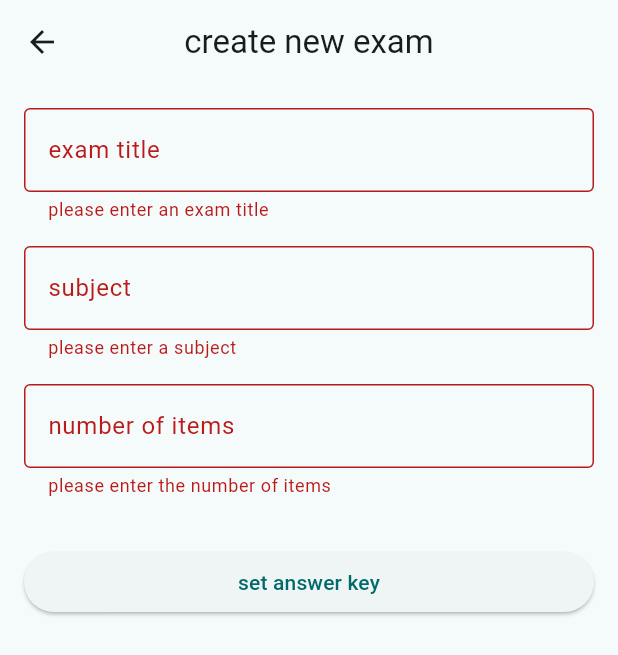
After one commit to fprembulat/batanghenyo, a Flutter app: the CreateExamScreen screen opened directly, after a tap on "set answer key", on a phone screen of 412 x 824 dp. The commit adds this screen. Shown: the top 655 px of the screen. Run offline on Flutter 3.47's test engine with Material 3 defaults, Android fonts, the light colour scheme and no system bars; our stand-ins replace cloud_firestore, firebase_core, flutter_dotenv; accounts and stored records are empty.

Commit message:
feat(exam): build create exam flow with revised max item limits

```diff
--- /dev/null
+++ b/lib/screens/create_exam_screen.dart
@@ -0,0 +1,161 @@
+import 'package:flutter/material.dart';
+import 'set_answer_key_screen.dart';
+
+class CreateExamScreen extends StatefulWidget {
+  const CreateExamScreen({super.key});
+
+  @override
+  State<CreateExamScreen> createState() {
+    return _CreateExamScreenState();
+  }
+}
+
+class _CreateExamScreenState extends State<CreateExamScreen> {
+  final GlobalKey<FormState> _formKey = GlobalKey<FormState>();
+  final TextEditingController _titleController = TextEditingController();
+  final TextEditingController _subjectController = TextEditingController();
+  final TextEditingController _itemsController = TextEditingController();
+
+  @override
+  void dispose() {
+    _titleController.dispose();
+    _subjectController.dispose();
+    _itemsController.dispose();
+    super.dispose();
+  }
+
+  void _proceedToAnswerKey() {
+    final FormState? currentState = _formKey.currentState;
+
+    if (currentState != null) {
+      final bool isValid = currentState.validate();
+
+      if (isValid == true) {
+        final String examTitle = _titleController.text;
+        final String subject = _subjectController.text;
+        final String itemsText = _itemsController.text;
+        final int? numberOfItems = int.tryParse(itemsText);
+
+        if (numberOfItems != null) {
+          if (numberOfItems > 0) {
+            // limits the item count strictly to 60 based on the physical batanghenyo sheet
+            if (numberOfItems <= 60) {
+              final MaterialPageRoute route = MaterialPageRoute(
+                builder: (BuildContext context) {
+                  return SetAnswerKeyScreen(
+                    examTitle: examTitle,
+                    subject: subject,
+                    numberOfItems: numberOfItems,
+                  );
+                },
+              );
+              Navigator.push(context, route);
+            } else {
+              final SnackBar snackBar = const SnackBar(
+                content: Text('number of items cannot exceed 60'),
+              );
+              ScaffoldMessenger.of(context).showSnackBar(snackBar);
+            }
+          } else {
+            final SnackBar snackBar = const SnackBar(
+              content: Text('number of items must be greater than zero'),
+            );
+            ScaffoldMessenger.of(context).showSnackBar(snackBar);
+          }
+        } else {
+          final SnackBar snackBar = const SnackBar(
+            content: Text('please enter a valid number'),
+          );
+          ScaffoldMessenger.of(context).showSnackBar(snackBar);
+        }
+      } else {
+        // stops execution if the form validation fails
+      }
+    } else {
+      // stops execution if the current state is null
+    }
+  }
+
+  @override
+  Widget build(BuildContext context) {
+    return Scaffold(
+      appBar: AppBar(
+        title: const Text('create new exam'),
+        centerTitle: true,
+      ),
+      body: Padding(
+        padding: const EdgeInsets.all(16.0),
+        child: Form(
+          key: _formKey,
+          child: Column(
+            crossAxisAlignment: CrossAxisAlignment.stretch,
+            children: [
+              TextFormField(
+                controller: _titleController,
+                decoration: const InputDecoration(
+                  labelText: 'exam title',
+                  border: OutlineInputBorder(),
+                ),
+                validator: (String? value) {
+                  if (value == null) {
+                    return 'please enter an exam title';
+                  } else {
+                    if (value.isEmpty == true) {
+                      return 'please enter an exam title';
+                    } else {
+                      return null;
+                    }
+                  }
+                },
+              ),
+              const SizedBox(height: 16.0),
+              TextFormField(
+                controller: _subjectController,
+                decoration: const InputDecoration(
+                  labelText: 'subject',
+                  border: OutlineInputBorder(),
+                ),
+                validator: (String? value) {
+                  if (value == null) {
+                    return 'please enter a subject';
+                  } else {
+                    if (value.isEmpty == true) {
+                      return 'please enter a subject';
+                    } else {
+                      return null;
+                    }
+                  }
+                },
+              ),
+              const SizedBox(height: 16.0),
+              TextFormField(
+                controller: _itemsController,
+                keyboardType: TextInputType.number,
+                decoration: const InputDecoration(
+                  labelText: 'number of items',
+                  border: OutlineInputBorder(),
+                ),
+                validator: (String? value) {
+                  if (value == null) {
+                    return 'please enter the number of items';
+                  } else {
+                    if (value.isEmpty == true) {
+                      return 'please enter the number of items';
+                    } else {
+                      return null;
+                    }
+                  }
+                },
+              ),
+              const SizedBox(height: 32.0),
+              ElevatedButton(
+                onPressed: _proceedToAnswerKey,
+                child: const Text('set answer key'),
+              ),
+            ],
+          ),
+        ),
+      ),
+    );
+  }
+}
```
Also changed, not shown: lib/screens/dashboard_screen.dart (+7 -2 lines), lib/screens/set_answer_key_screen.dart (added, +216 -0 lines), lib/services/firebase_service.dart (+44 -13 lines).
